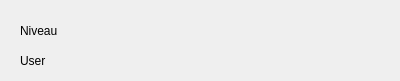
The window that MazeServeur/mainwindow.ui (CATCorporation/Maze-Solvers) describes before a commit, drawn with Qt 5.
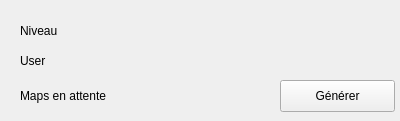
The same window after the commit.

Diff of the .ui file:
```diff
--- a/MazeServeur/mainwindow.ui
+++ b/MazeServeur/mainwindow.ui
@@ -7,7 +7,7 @@
     <x>0</x>
     <y>0</y>
     <width>400</width>
-    <height>81</height>
+    <height>121</height>
    </rect>
   </property>
   <property name="windowTitle">
@@ -66,6 +66,45 @@
      <string/>
     </property>
    </widget>
+   <widget class="QLabel" name="label_3">
+    <property name="geometry">
+     <rect>
+      <x>20</x>
+      <y>80</y>
+      <width>111</width>
+      <height>31</height>
+     </rect>
+    </property>
+    <property name="text">
+     <string>Maps en attente</string>
+    </property>
+   </widget>
+   <widget class="QLabel" name="attente">
+    <property name="geometry">
+     <rect>
+      <x>190</x>
+      <y>80</y>
+      <width>51</width>
+      <height>31</height>
+     </rect>
+    </property>
+    <property name="text">
+     <string/>
+    </property>
+   </widget>
+   <widget class="QPushButton" name="pushButton">
+    <property name="geometry">
+     <rect>
+      <x>280</x>
+      <y>80</y>
+      <width>115</width>
+      <height>32</height>
+     </rect>
+    </property>
+    <property name="text">
+     <string>Générer</string>
+    </property>
+   </widget>
   </widget>
  </widget>
  <layoutdefault spacing="6" margin="11"/>
```
